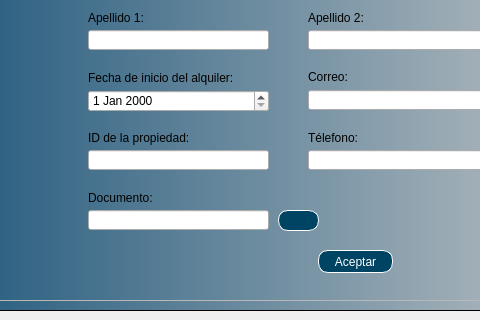
nicoArley/gestionPropiedades, file Proyecto1G/InterfazGrafica/ventanaEditarInquilino.ui: the form before one commit; both pictures show x 242 to 722 and y 180 to 500 of the 900 by 500 pixel window.
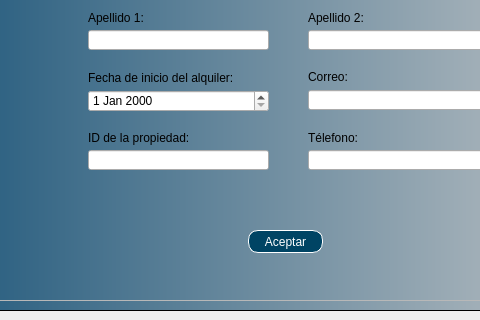
The form after the commit. Icons and pictures are not drawn.

Patch:
```diff
--- a/Proyecto1G/InterfazGrafica/ventanaEditarInquilino.ui
+++ b/Proyecto1G/InterfazGrafica/ventanaEditarInquilino.ui
@@ -303,8 +303,8 @@
          <widget class="QPushButton" name="btnAceptar">
           <property name="geometry">
            <rect>
-            <x>330</x>
-            <y>390</y>
+            <x>260</x>
+            <y>370</y>
             <width>75</width>
             <height>23</height>
            </rect>
@@ -531,37 +531,6 @@
            <string>Télefono:</string>
           </property>
          </widget>
-         <widget class="QPushButton" name="btnRegistrar_8">
-          <property name="geometry">
-           <rect>
-            <x>290</x>
-            <y>350</y>
-            <width>41</width>
-            <height>21</height>
-           </rect>
-          </property>
-          <property name="styleSheet">
-           <string notr="true">QPushButton{
-font: 87 9pt &quot;Arial&quot;;
-background-color: rgb(0, 68, 100);
-color:white;
-border:1px solid white;
-border-radius: 10px;
-}
-
-
-QPushButton:hover {
-background-color:rgb(0, 101, 148);
-}</string>
-          </property>
-          <property name="text">
-           <string/>
-          </property>
-          <property name="icon">
-           <iconset>
-            <normaloff>../../PROYECTO 1/Interfaz Grafica/Imagenes/subir.png</normaloff>../../PROYECTO 1/Interfaz Grafica/Imagenes/subir.png</iconset>
-          </property>
-         </widget>
          <widget class="QLabel" name="label_19">
           <property name="geometry">
            <rect>
@@ -579,23 +548,6 @@
            <string>Correo:</string>
           </property>
          </widget>
-         <widget class="QLabel" name="label_66">
-          <property name="geometry">
-           <rect>
-            <x>100</x>
-            <y>330</y>
-            <width>191</width>
-            <height>16</height>
-           </rect>
-          </property>
-          <property name="styleSheet">
-           <string notr="true">font: 9pt &quot;Arial&quot;;
-</string>
-          </property>
-          <property name="text">
-           <string>Documento:</string>
-          </property>
-         </widget>
          <widget class="QLineEdit" name="txtDireccion_4">
           <property name="geometry">
            <rect>
@@ -616,16 +568,6 @@
            </rect>
           </property>
          </widget>
-         <widget class="QLineEdit" name="lineEdit_18">
-          <property name="geometry">
-           <rect>
-            <x>100</x>
-            <y>350</y>
-            <width>181</width>
-            <height>20</height>
-           </rect>
-          </property>
-         </widget>
          <widget class="QLabel" name="label_21">
           <property name="geometry">
            <rect>
```
